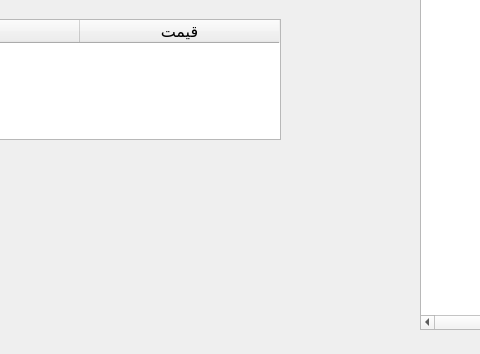
The window that kala.ui (rezazamoh/kalayab) describes before a commit, drawn with Qt 5; both pictures show x 130 to 610 and y 271 to 625 of the 890 by 625 pixel window.
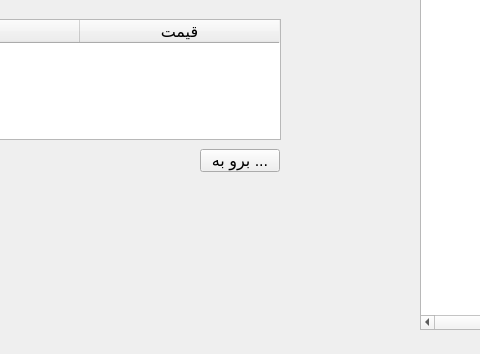
The same window after the commit. Icons and pictures are not drawn.

Diff of the .ui file:
```diff
--- a/kala.ui
+++ b/kala.ui
@@ -182,6 +182,19 @@
      <string/>
     </property>
    </widget>
+   <widget class="QPushButton" name="goto_butt">
+    <property name="geometry">
+     <rect>
+      <x>330</x>
+      <y>420</y>
+      <width>80</width>
+      <height>23</height>
+     </rect>
+    </property>
+    <property name="text">
+     <string>برو به ...</string>
+    </property>
+   </widget>
   </widget>
   <widget class="QStatusBar" name="statusbar"/>
  </widget>
```
